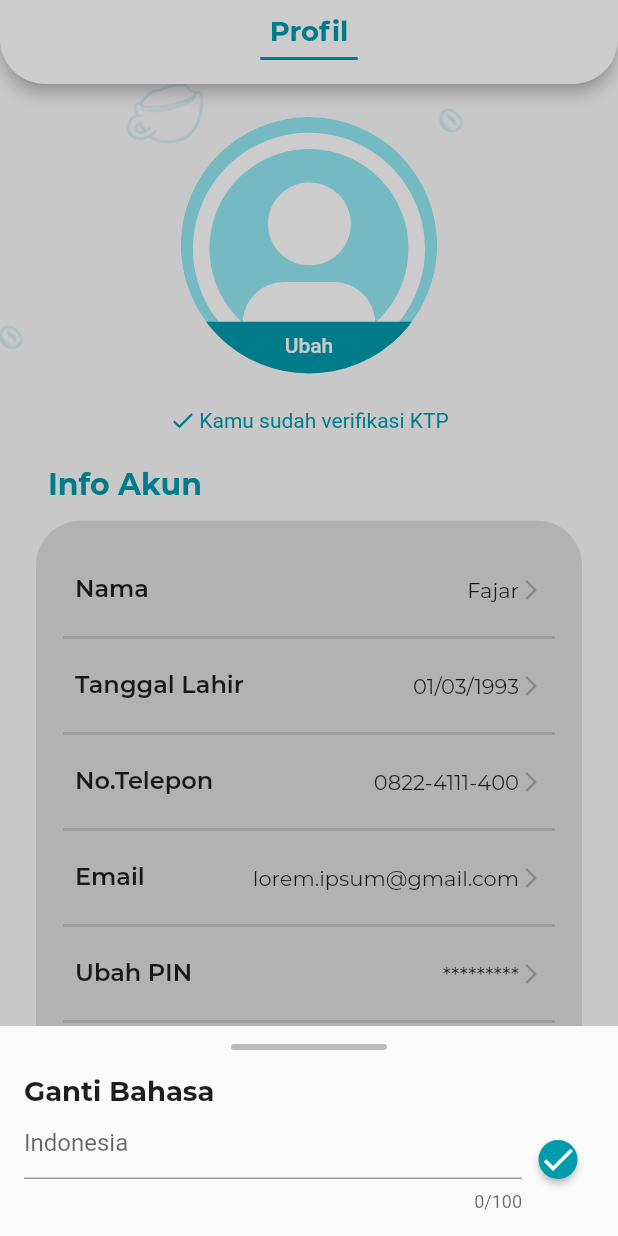
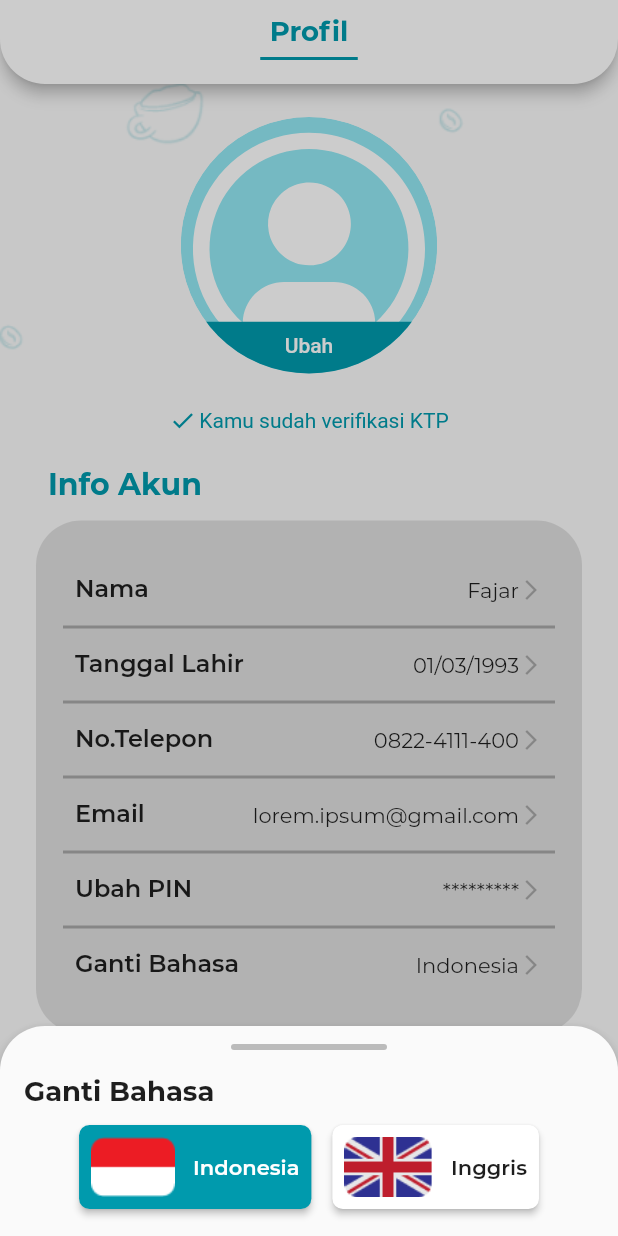
Before and after one commit to noersy/java_code_app, a Flutter app: the ProfilePage screen opened directly, after a tap on "Ganti Bahasa", on a phone screen of 412 x 824 dp. Run offline on Flutter 3.47's test engine with Material 2 defaults, Android fonts, the phone set to English and light mode, and no system bars; our stand-ins replace flutter_screenutil, flutter_svg, pinput; missing offline and left inert: dart:ffi.

Commit message:
profile: add sheet changing lag

```diff
--- a/lib/view/detailmenu_page.dart
+++ b/lib/view/detailmenu_page.dart
@@ -29,7 +29,7 @@ class _DetailMenuState extends State<DetailMenu> {
   late final int amount;
   int _jumlahOrder = 0;
   String _selectedLevel = "1";
-  List<String> _selectedTopping = [];
+  List<String> _selectedTopping = ["Mozarella"];
 
   @override
   void initState() {
--- a/lib/view/profile_page.dart
+++ b/lib/view/profile_page.dart
@@ -53,7 +53,8 @@ class ProfilePage extends StatelessWidget {
                             alignment: Alignment.bottomCenter,
                             children: [
                               SvgPicture.asset(
-                                  "assert/image/icons/user-icon.svg"),
+                                "assert/image/icons/user-icon.svg",
+                              ),
                               Positioned(
                                 bottom: -10,
                                 child: TextButton(
@@ -80,8 +81,11 @@ class ProfilePage extends StatelessWidget {
                       Row(
                         mainAxisAlignment: MainAxisAlignment.center,
                         children: const [
-                          Icon(Icons.check,
-                              color: ColorSty.primary, size: 18.0),
+                          Icon(
+                            Icons.check,
+                            color: ColorSty.primary,
+                            size: 18.0,
+                          ),
                           SizedBox(width: SpaceDims.sp2),
                           Text(
                             "Kamu sudah verifikasi KTP",
@@ -106,37 +110,51 @@ class ProfilePage extends StatelessWidget {
                           vertical: SpaceDims.sp12,
                         ),
                         padding: const EdgeInsets.symmetric(
-                            vertical: SpaceDims.sp22),
+                          vertical: SpaceDims.sp22,
+                        ),
                         decoration: BoxDecoration(
                           color: ColorSty.grey60,
                           borderRadius: BorderRadius.circular(30.0),
                         ),
                         child: Column(
-                          children: const [
-                            TileListProfile(
+                          children: [
+                            const TileListProfile(
                               top: false,
                               title: 'Nama',
                               suffix: 'Fajar',
                             ),
-                            TileListProfile(
+                            const TileListProfile(
                               title: 'Tanggal Lahir',
                               suffix: '01/03/1993',
                             ),
-                            TileListProfile(
+                            const TileListProfile(
                               title: 'No.Telepon',
                               suffix: '0822-4111-400',
                             ),
-                            TileListProfile(
+                            const TileListProfile(
                               title: 'Email',
                               suffix: 'lorem.ipsum@gmail.com',
                             ),
-                            TileListProfile(
+                            const TileListProfile(
                               title: 'Ubah PIN',
                               suffix: '*********',
                             ),
                             TileListProfile(
                               title: 'Ganti Bahasa',
                               suffix: 'Indonesia',
+                              onPreseed: () =>
+                                  showModalBottomSheet(
+                                    barrierColor: ColorSty.grey.withOpacity(0.2),
+                                    elevation: 5,
+                                    shape: const RoundedRectangleBorder(
+                                        borderRadius: BorderRadius.only(
+                                            topLeft: Radius.circular(30.0),
+                                            topRight: Radius.circular(30.0)
+                                        )
+                                    ),
+                                    context: context,
+                                    builder: (BuildContext context) => const ChangeLagSheet(),
+                                  ),
                             ),
                           ],
                         ),
@@ -159,7 +177,8 @@ class ProfilePage extends StatelessWidget {
                           vertical: SpaceDims.sp12,
                         ),
                         padding: const EdgeInsets.symmetric(
-                            vertical: SpaceDims.sp22),
+                          vertical: SpaceDims.sp22,
+                        ),
                         decoration: BoxDecoration(
                           color: ColorSty.grey60,
                           borderRadius: BorderRadius.circular(30.0),
@@ -212,9 +231,20 @@ class ProfilePage extends StatelessWidget {
   }
 }
 
+class InfoSheet extends StatelessWidget {
+  const InfoSheet({Key? key}) : super(key: key);
+
+  @override
+  Widget build(BuildContext context) {
+    return Container();
+  }
+}
+
+
 class TileListProfile extends StatefulWidget {
   final bool? top, bottom;
   final String title, suffix;
+  final Function()? onPreseed;
 
   const TileListProfile({
     Key? key,
@@ -222,6 +252,7 @@ class TileListProfile extends StatefulWidget {
     this.bottom = false,
     required this.title,
     required this.suffix,
+    this.onPreseed,
   }) : super(key: key);
 
   @override
@@ -236,9 +267,11 @@ class _TileListProfileState extends State<TileListProfile> {
     return Column(
       children: [
         widget.top!
-            ? const Padding(
-                padding: EdgeInsets.symmetric(horizontal: SpaceDims.sp18),
-                child: Divider(thickness: 2),
+            ? Container(
+          margin: const EdgeInsets.symmetric(horizontal: SpaceDims.sp18),
+          width: double.infinity,
+          color: ColorSty.grey,
+          height: 2,
         )
             : const SizedBox.shrink(),
         Padding(
@@ -246,11 +279,20 @@ class _TileListProfileState extends State<TileListProfile> {
             horizontal: SpaceDims.sp18,
           ),
           child: TextButton(
-            onPressed: () => showModalBottomSheet(
+            onPressed: widget.onPreseed ?? () =>
+                showModalBottomSheet(
                   isScrollControlled: true,
                   barrierColor: ColorSty.grey.withOpacity(0.2),
+                  elevation: 5,
+                  shape: const RoundedRectangleBorder(
+                      borderRadius: BorderRadius.only(
+                        topLeft: Radius.circular(30.0),
+                        topRight: Radius.circular(30.0)
+                      )
+                  ),
                   context: context,
-              builder: (BuildContext context) => BottomSheetDetailMenu(
+                  builder: (BuildContext context) =>
+                      BottomSheetDetailMenu(
                         title: widget.title,
                         content: Row(
                           children: [
@@ -260,7 +302,7 @@ class _TileListProfileState extends State<TileListProfile> {
                                 controller: _editingController,
                                 decoration: InputDecoration(
                                   hintText: widget.suffix,
-                          contentPadding: EdgeInsets.all(0),
+                                  contentPadding: const EdgeInsets.all(0),
                                 ),
                               ),
                             ),
@@ -281,8 +323,9 @@ class _TileListProfileState extends State<TileListProfile> {
                 ),
             style: TextButton.styleFrom(
               primary: ColorSty.black,
-                padding: const EdgeInsets.all(8.0),
-                minimumSize: const Size(0, 0)),
+              padding: const EdgeInsets.all(SpaceDims.sp8),
+              minimumSize: const Size(0, 0),
+            ),
             child: Row(
               mainAxisAlignment: MainAxisAlignment.spaceBetween,
               children: [
@@ -305,12 +348,82 @@ class _TileListProfileState extends State<TileListProfile> {
           ),
         ),
         widget.bottom!
-            ? const Padding(
-                padding: EdgeInsets.symmetric(horizontal: SpaceDims.sp18),
-                child: Divider(thickness: 2),
+            ? Container(
+          margin: const EdgeInsets.symmetric(horizontal: SpaceDims.sp18),
+          width: double.infinity,
+          color: ColorSty.grey,
+          height: 2,
         )
             : const SizedBox.shrink(),
       ],
     );
   }
 }
+
+
+class ChangeLagSheet extends StatefulWidget {
+  const ChangeLagSheet({Key? key}) : super(key: key);
+
+  @override
+  _ChangeLagSheetState createState() => _ChangeLagSheetState();
+}
+
+class _ChangeLagSheetState extends State<ChangeLagSheet> {
+  bool _isIndo = true;
+
+  @override
+  Widget build(BuildContext context) {
+    return BottomSheetDetailMenu(
+      title: "Ganti Bahasa",
+      heightGp: SpaceDims.sp12,
+      content: Row(
+        mainAxisAlignment: MainAxisAlignment.center,
+        children: [
+          ElevatedButton(
+            onPressed: () => setState(()=> _isIndo = true),
+            style: ElevatedButton.styleFrom(
+              primary: _isIndo ? ColorSty.primary : ColorSty.white,
+              onPrimary: _isIndo ? ColorSty.white : ColorSty.black,
+              padding: const EdgeInsets.all(SpaceDims.sp8),
+              shape: RoundedRectangleBorder(
+                borderRadius: BorderRadius.circular(7.0),
+              ),
+            ),
+            child: Align(
+              alignment: Alignment.center,
+              child: Row(
+                children: [
+                  Image.asset("assert/image/ind-flag.png"),
+                  const SizedBox(width: SpaceDims.sp12),
+                  const Text("Indonesia", style: TypoSty.button)
+                ],
+              ),
+            ),
+          ),
+          const SizedBox(width: SpaceDims.sp14),
+          ElevatedButton(
+            onPressed: () => setState(()=> _isIndo = false),
+            style: ElevatedButton.styleFrom(
+              primary: !_isIndo ? ColorSty.primary : ColorSty.white,
+              onPrimary: !_isIndo ? ColorSty.white : ColorSty.black,
+              padding: const EdgeInsets.all(SpaceDims.sp8),
+              shape: RoundedRectangleBorder(
+                borderRadius: BorderRadius.circular(7.0),
+              ),
+            ),
+            child: Align(
+              alignment: Alignment.center,
+              child: Row(
+                children: [
+                  Image.asset("assert/image/eng-flag.png", height: 40),
+                  const SizedBox(width: SpaceDims.sp12),
+                  const Text("Inggris", style: TypoSty.button)
+                ],
+              ),
+            ),
+          ),
+        ],
+      ),
+    );
+  }
+}
--- a/lib/view/selection_vocher_page.dart
+++ b/lib/view/selection_vocher_page.dart
@@ -179,6 +179,7 @@ class _VoucherCardState extends State<VoucherCard> {
     return Padding(
       padding: const EdgeInsets.symmetric(vertical: SpaceDims.sp8),
       child: ElevatedButton(
+        clipBehavior: Clip.antiAlias,
         onPressed: () async{
           _isSelected = (await Navigate.toDetailVoucherPage(
             context,
@@ -192,7 +193,7 @@ class _VoucherCardState extends State<VoucherCard> {
           padding: const EdgeInsets.all(0),
           primary: ColorSty.bg2,
           onPrimary: ColorSty.grey80,
-          elevation: 5,
+          // elevation: 5,
           shape: const RoundedRectangleBorder(
             borderRadius: BorderRadius.all(Radius.circular(20.0)),
           ),
@@ -229,7 +230,7 @@ class _VoucherCardState extends State<VoucherCard> {
             ),
             ClipRRect(
               borderRadius: BorderRadius.circular(20.0),
-              child: Image.asset(widget.urlImage),
+              child: Image.asset(widget.urlImage, filterQuality: FilterQuality.medium),
             ),
           ],
         ),
--- a/lib/widget/detailmenu_sheet.dart
+++ b/lib/widget/detailmenu_sheet.dart
@@ -5,12 +5,13 @@ import 'package:java_code_app/thame/text_style.dart';
 
 class BottomSheetDetailMenu extends StatelessWidget {
   final Widget content;
+  final double? heightGp;
   final String title;
 
   const BottomSheetDetailMenu({
     Key? key,
     required this.content,
-    required this.title,
+    required this.title, this.heightGp,
   }) : super(key: key);
 
   @override
@@ -30,7 +31,8 @@ class BottomSheetDetailMenu extends StatelessWidget {
               child: DecoratedBox(
                 decoration: BoxDecoration(
                     color: ColorSty.grey,
-                    borderRadius: BorderRadius.circular(30.0)),
+                    borderRadius: BorderRadius.circular(30.0),
+                ),
               ),
             ),
             const SizedBox(height: SpaceDims.sp16),
@@ -38,6 +40,7 @@ class BottomSheetDetailMenu extends StatelessWidget {
               width: MediaQuery.of(context).size.width,
               child: Text(title, style: TypoSty.title),
             ),
+            SizedBox(height: heightGp ?? 0.0),
             content,
           ],
         ),
--- a/lib/widget/silver_appbar.dart
+++ b/lib/widget/silver_appbar.dart
@@ -96,7 +96,7 @@ class MainSilverAppBar extends StatelessWidget {
               ) : null,
               backgroundColor: ColorSty.white,
               iconTheme: const IconThemeData(color: ColorSty.primary),
-              title: isExpand! ? Expanded(child: Align(alignment : Alignment.center, child: title)) : title,
+              title: isExpand! ? Align(alignment : Alignment.center, child: title) : title,
               pinned: pinned,
               floating: floating,
               forceElevated: true,
```
Also changed, not shown: assert/image/eng-flag.png (added), assert/image/ind-flag.png (added). Lines whose indentation alone changed are shown as unchanged.
